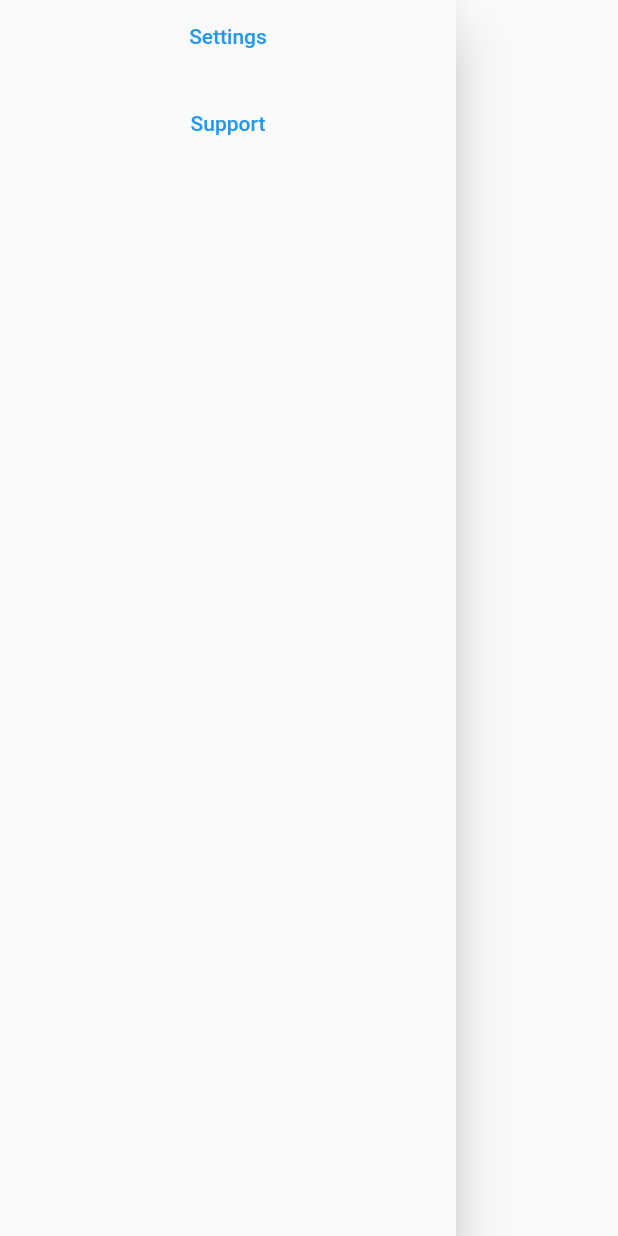
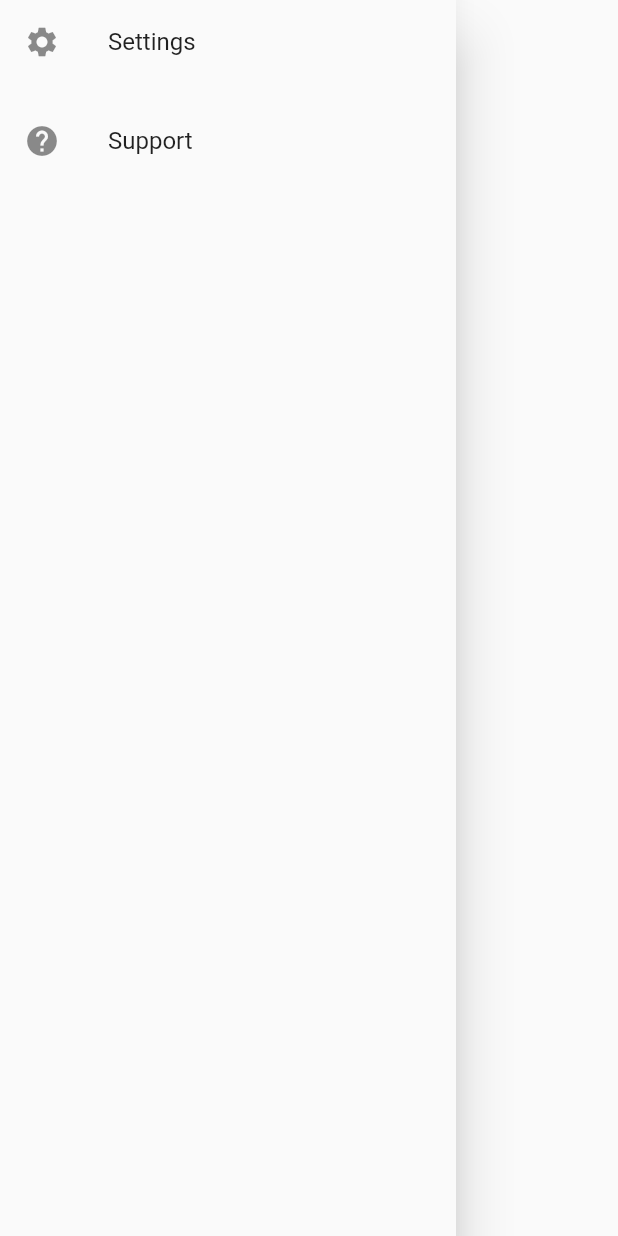
Before and after one commit to sartorinahuel/marvel_app, a Flutter app: the AppDrawer widget shown alone on an empty page, opened directly, on a phone screen of 412 x 824 dp. Run offline on Flutter 3.47's test engine with Material 2 defaults, Android fonts, the phone set to English and light mode, and no system bars; our stand-ins replace bloc, flutter_bloc; network calls fail.

Commit message:
drawer & hero fix

```diff
--- a/lib/ui/pages/home/bloc/homebloc_bloc.dart
+++ b/lib/ui/pages/home/bloc/homebloc_bloc.dart
@@ -17,7 +17,9 @@ class HomePageBloc extends Bloc<HomeblocEvent, HomeblocState> {
   Stream<HomeblocState> mapEventToState(HomeblocEvent event) async* {
     if (event is HomeGetSeriesEvent) {
       yield HomeLoadingState();
+      seriesRepo.series.clear();
       await seriesRepo.getSeries(0);
+      print(seriesRepo.series.length);
       yield HomeDataState(seriesRepo.series);
     }
 
--- a/lib/ui/pages/home/drawer.dart
+++ b/lib/ui/pages/home/drawer.dart
@@ -8,20 +8,22 @@ class AppDrawer extends StatelessWidget {
         child: SafeArea(
           child: Column(
             children: [
-              TextButton(
-                onPressed: () {
+              ListTile(
+                leading: Icon(Icons.settings),
+                title: Text('Settings'),
+                onTap: () {
                   Navigator.pop(context);
                   Navigator.of(context).pushNamed('settings');
                 },
-                child: Text('Settings'),
               ),
               SizedBox(height: 10),
-              TextButton(
-                onPressed: () {
+              ListTile(
+                leading: Icon(Icons.help_outlined),
+                title: Text('Support'),
+                onTap: () {
                   Navigator.pop(context);
                   Navigator.of(context).pushNamed('support');
                 },
-                child: Text('Support'),
               ),
             ],
           ),
```
Also changed, not shown: lib/ui/pages/home/widgets/series_grid.dart (+9 -6 lines), lib/ui/pages/series_detail/series_detail_page.dart (+7 -4 lines).
